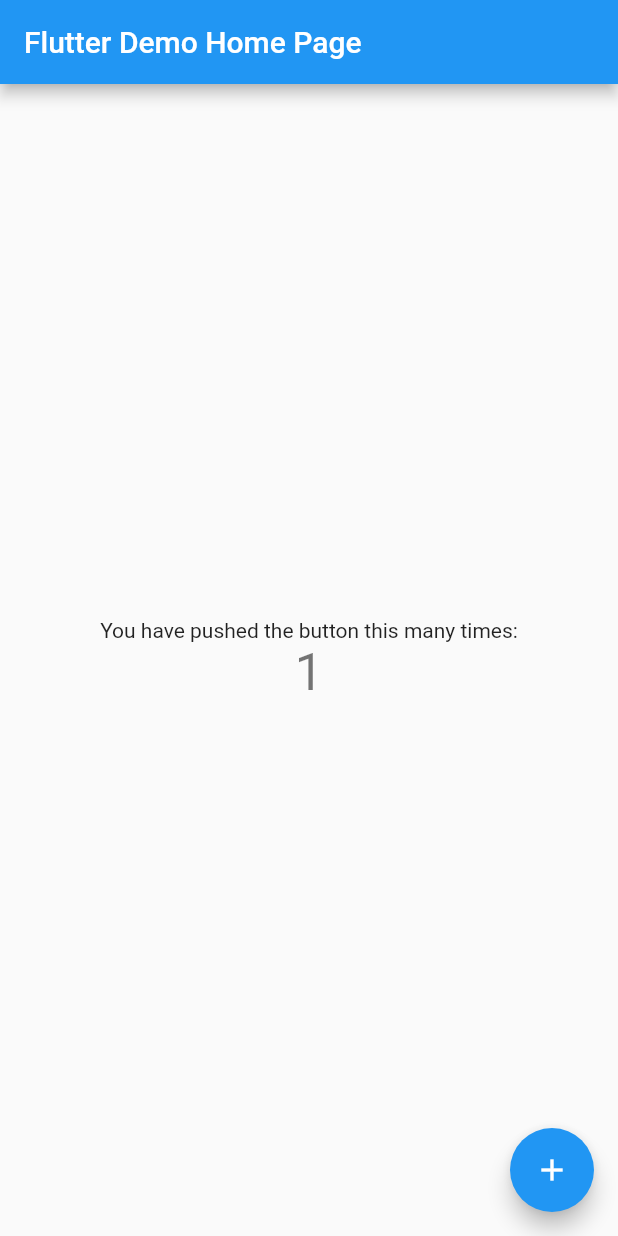
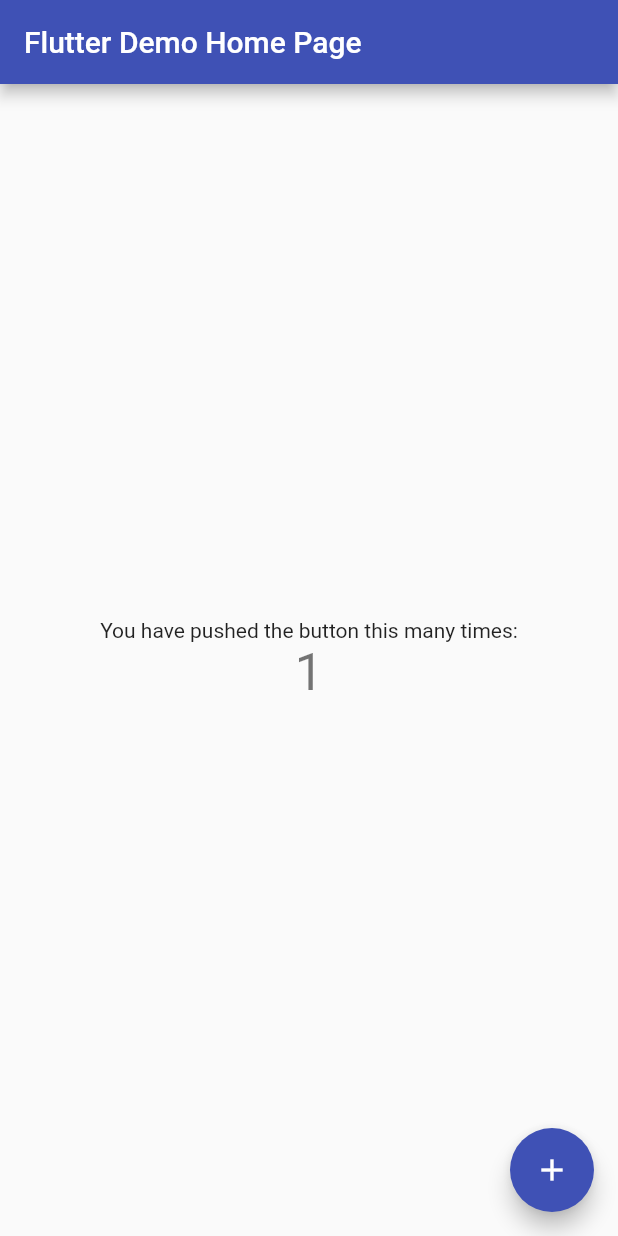
Before and after one commit to yeradis/animetracking_flutter, a Flutter app: the screen it shows after launch, after a tap on the "add" icon, on a phone screen of 412 x 824 dp. Run offline on Flutter 3.47's test engine with Material 2 defaults, Android fonts, the phone set to English and light mode, and no system bars.

Commit message:
Reorganizing projec files

```diff
--- /dev/null
+++ b/anime_tracking/lib/app.dart
@@ -0,0 +1,16 @@
+import 'package:flutter/material.dart';
+import 'scenes/anime/anime_list.dart';
+
+class AnimeTrackingApp extends StatelessWidget {
+  // This widget is the root of your application.
+  @override
+  Widget build(BuildContext context) {
+    return new MaterialApp(
+      title: 'Flutter Demo',
+      theme: new ThemeData(
+        primarySwatch: Colors.indigo,
+      ),
+      home: new AnimeListPage(title: 'Flutter Demo Home Page'),
+    );
+  }
+}
--- a/anime_tracking/lib/main.dart
+++ b/anime_tracking/lib/main.dart
@@ -1,111 +1,6 @@
 import 'package:flutter/material.dart';
+import 'app.dart';
 
 void main() {
-  runApp(new MyApp());
+  runApp(new AnimeTrackingApp());
 }
-
-class MyApp extends StatelessWidget {
-  // This widget is the root of your application.
-  @override
-  Widget build(BuildContext context) {
-    return new MaterialApp(
-      title: 'Flutter Demo',
-      theme: new ThemeData(
-        // This is the theme of your application.
-        //
-        // Try running your application with "flutter run". You'll see the
-        // application has a blue toolbar. Then, without quitting the app, try
-        // changing the primarySwatch below to Colors.green and then invoke
-        // "hot reload" (press "r" in  the console where you ran "flutter run",
-        // or press Run > Flutter Hot Reload in IntelliJ). Notice that the
-        // counter didn't reset back to zero; the application is not restarted.
-        primarySwatch: Colors.blue,
-      ),
-      home: new MyHomePage(title: 'Flutter Demo Home Page'),
-    );
-  }
-}
-
-class MyHomePage extends StatefulWidget {
-  MyHomePage({Key key, this.title}) : super(key: key);
-
-  // This widget is the home page of your application. It is stateful, meaning
-  // that it has a State object (defined below) that contains fields that affect
-  // how it looks.
-
-  // This class is the configuration for the state. It holds the values (in this
-  // case the title) provided by the parent (in this case the App widget) and
-  // used by the build method of the State. Fields in a Widget subclass are
-  // always marked "final".
-
-  final String title;
-
-  @override
-  _MyHomePageState createState() => new _MyHomePageState();
-}
-
-class _MyHomePageState extends State<MyHomePage> {
-  int _counter = 0;
-
-  void _incrementCounter() {
-    setState(() {
-      // This call to setState tells the Flutter framework that something has
-      // changed in this State, which causes it to rerun the build method below
-      // so that the display can reflect the updated values. If we changed
-      // _counter without calling setState(), then the build method would not be
-      // called again, and so nothing would appear to happen.
-      _counter++;
-    });
-  }
-
-  @override
-  Widget build(BuildContext context) {
-    // This method is rerun every time setState is called, for instance as done
-    // by the _incrementCounter method above.
-    //
-    // The Flutter framework has been optimized to make rerunning build methods
-    // fast, so that you can just rebuild anything that needs updating rather
-    // than having to individually change instances of widgets.
-    return new Scaffold(
-      appBar: new AppBar(
-        // Here we take the value from the MyHomePage object that was created by
-        // the App.build method, and use it to set our appbar title.
-        title: new Text(widget.title),
-      ),
-      body: new Center(
-        // Center is a layout widget. It takes a single child and positions it
-        // in the middle of the parent.
-        child: new Column(
-          // Column is also layout widget. It takes a list of children and
-          // arranges them vertically. By default, it sizes itself to fit its
-          // children horizontally, and tries to be as tall as its parent.
-          //
-          // Invoke "debug paint" (press "p" in the console where you ran
-          // "flutter run", or select "Toggle Debug Paint" from the Flutter tool
-          // window in IntelliJ) to see the wireframe for each widget.
-          //
-          // Column has various properties to control how it sizes itself and
-          // how it positions its children. Here we use mainAxisAlignment to
-          // center the children vertically; the main axis here is the vertical
-          // axis because Columns are vertical (the cross axis would be
-          // horizontal).
-          mainAxisAlignment: MainAxisAlignment.center,
-          children: <Widget>[
-            new Text(
-              'You have pushed the button this many times:',
-            ),
-            new Text(
-              '${_counter}',
-              style: Theme.of(context).textTheme.display1,
-            ),
-          ],
-        ),
-      ),
-      floatingActionButton: new FloatingActionButton(
-        onPressed: _incrementCounter,
-        tooltip: 'Increment',
-        child: new Icon(Icons.add),
-      ), // This trailing comma makes auto-formatting nicer for build methods.
-    );
-  }
-}
--- /dev/null
+++ b/anime_tracking/lib/scenes/anime/anime_list.dart
@@ -0,0 +1,20 @@
+import 'package:flutter/material.dart';
+import 'anime_list_state.dart';
+
+class AnimeListPage extends StatefulWidget {
+  AnimeListPage({Key key, this.title}) : super(key: key);
+
+  // This widget is the home page of your application. It is stateful, meaning
+  // that it has a State object (defined below) that contains fields that affect
+  // how it looks.
+
+  // This class is the configuration for the state. It holds the values (in this
+  // case the title) provided by the parent (in this case the App widget) and
+  // used by the build method of the State. Fields in a Widget subclass are
+  // always marked "final".
+
+  final String title;
+
+  @override
+  AnimeListPageState createState() => new AnimeListPageState();
+}
--- /dev/null
+++ b/anime_tracking/lib/scenes/anime/anime_list_state.dart
@@ -0,0 +1,68 @@
+import 'package:flutter/material.dart';
+import 'anime_list.dart';
+
+class AnimeListPageState extends State<AnimeListPage> {
+  int _counter = 0;
+
+  void _incrementCounter() {
+    setState(() {
+      // This call to setState tells the Flutter framework that something has
+      // changed in this State, which causes it to rerun the build method below
+      // so that the display can reflect the updated values. If we changed
+      // _counter without calling setState(), then the build method would not be
+      // called again, and so nothing would appear to happen.
+      _counter++;
+    });
+  }
+
+  @override
+  Widget build(BuildContext context) {
+    // This method is rerun every time setState is called, for instance as done
+    // by the _incrementCounter method above.
+    //
+    // The Flutter framework has been optimized to make rerunning build methods
+    // fast, so that you can just rebuild anything that needs updating rather
+    // than having to individually change instances of widgets.
+    return new Scaffold(
+      appBar: new AppBar(
+        // Here we take the value from the MyHomePage object that was created by
+        // the App.build method, and use it to set our appbar title.
+        title: new Text(widget.title),
+      ),
+      body: new Center(
+        // Center is a layout widget. It takes a single child and positions it
+        // in the middle of the parent.
+        child: new Column(
+          // Column is also layout widget. It takes a list of children and
+          // arranges them vertically. By default, it sizes itself to fit its
+          // children horizontally, and tries to be as tall as its parent.
+          //
+          // Invoke "debug paint" (press "p" in the console where you ran
+          // "flutter run", or select "Toggle Debug Paint" from the Flutter tool
+          // window in IntelliJ) to see the wireframe for each widget.
+          //
+          // Column has various properties to control how it sizes itself and
+          // how it positions its children. Here we use mainAxisAlignment to
+          // center the children vertically; the main axis here is the vertical
+          // axis because Columns are vertical (the cross axis would be
+          // horizontal).
+          mainAxisAlignment: MainAxisAlignment.center,
+          children: <Widget>[
+            new Text(
+              'You have pushed the button this many times:',
+            ),
+            new Text(
+              '${_counter}',
+              style: Theme.of(context).textTheme.display1,
+            ),
+          ],
+        ),
+      ),
+      floatingActionButton: new FloatingActionButton(
+        onPressed: _incrementCounter,
+        tooltip: 'Increment',
+        child: new Icon(Icons.add),
+      ), // This trailing comma makes auto-formatting nicer for build methods.
+    );
+  }
+}
```
Also changed, not shown: 1 other file.
